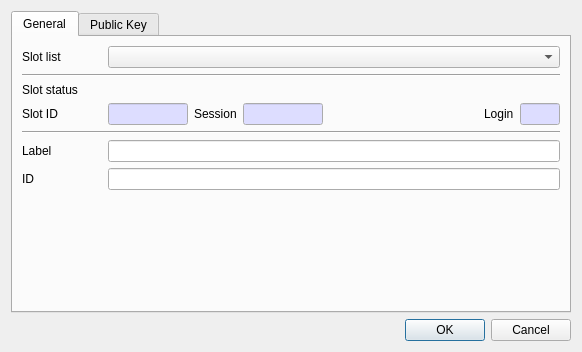
Before: the Qt Designer form CryptokiMan/create_ec_pub_key_dlg.ui in jykim74/CryptokiMan, drawn with Qt 5.
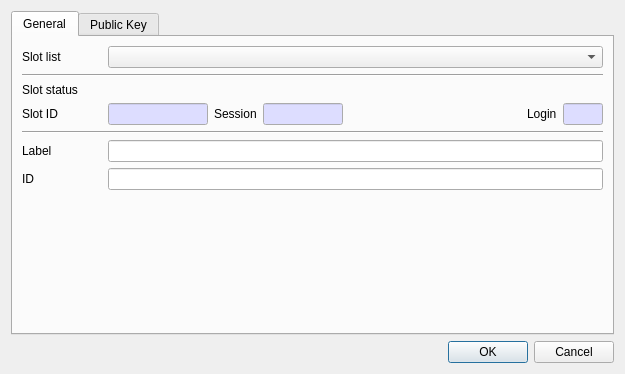
After: the same form once the commit is applied. The open tabs and pages were chosen to show the change.

Diff of the .ui file:
```diff
--- a/CryptokiMan/create_ec_pub_key_dlg.ui
+++ b/CryptokiMan/create_ec_pub_key_dlg.ui
@@ -6,8 +6,8 @@
    <rect>
     <x>0</x>
     <y>0</y>
-    <width>582</width>
-    <height>352</height>
+    <width>625</width>
+    <height>374</height>
    </rect>
   </property>
   <property name="windowTitle">
@@ -204,7 +204,7 @@
           <widget class="QLineEdit" name="mSlotIDText">
            <property name="maximumSize">
             <size>
-             <width>80</width>
+             <width>100</width>
              <height>16777215</height>
             </size>
            </property>
```
Left out of the diff: 2 changed lines with no effect on the pictures.
